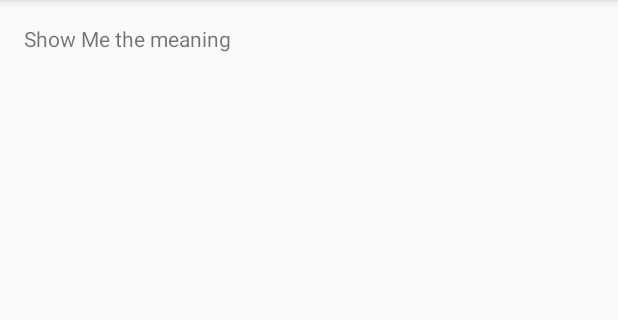
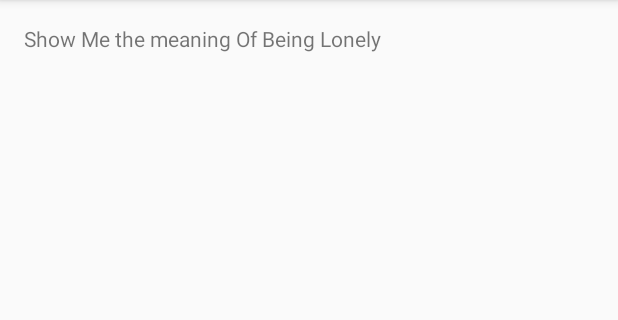
Before and after one commit to Blink184/TreeCommunicationProject, an Android app: the screen it shows after launch (MainActivity), on a phone screen of 412 x 824 dp, the part 84-404 px from its top. Run offline under Robolectric (Android 15) with nearby library versions, the phone set to English and light mode, and no system bars.

Commit message:
alien committing (murder)

```diff
--- a/app/src/main/res/layout/activity_main.xml
+++ b/app/src/main/res/layout/activity_main.xml
@@ -12,5 +12,5 @@
     <TextView
         android:layout_width="wrap_content"
         android:layout_height="wrap_content"
-        android:text="Show Me the meaning" />
+        android:text="Show Me the meaning Of Being Lonely" />
 </RelativeLayout>
```
